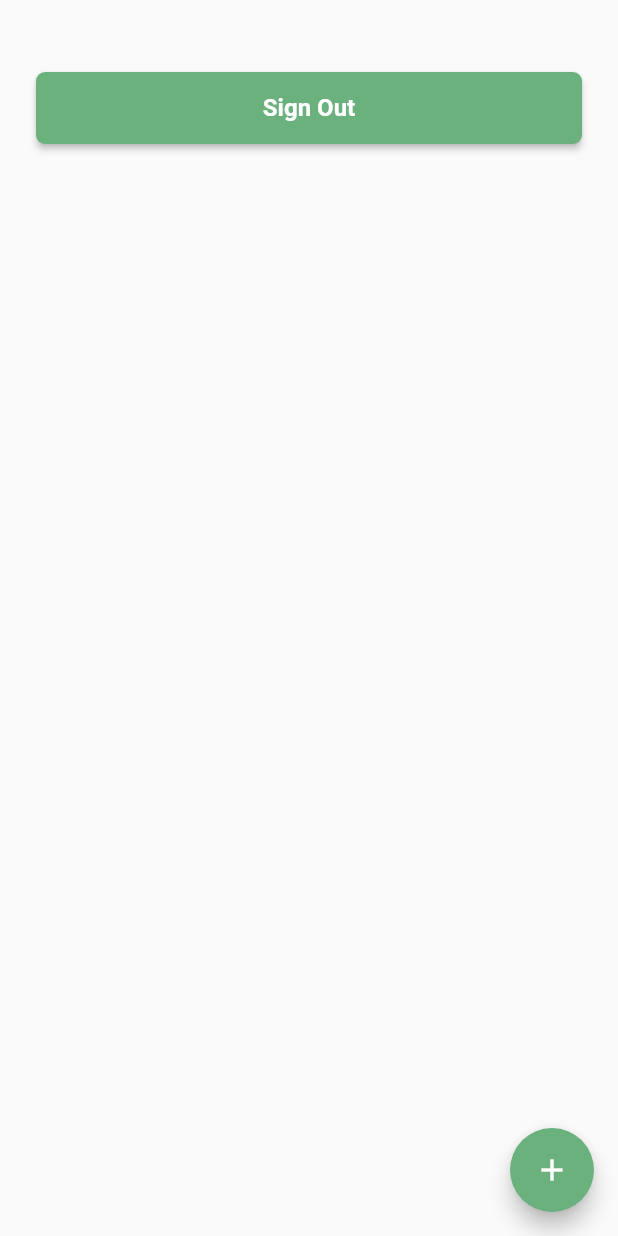
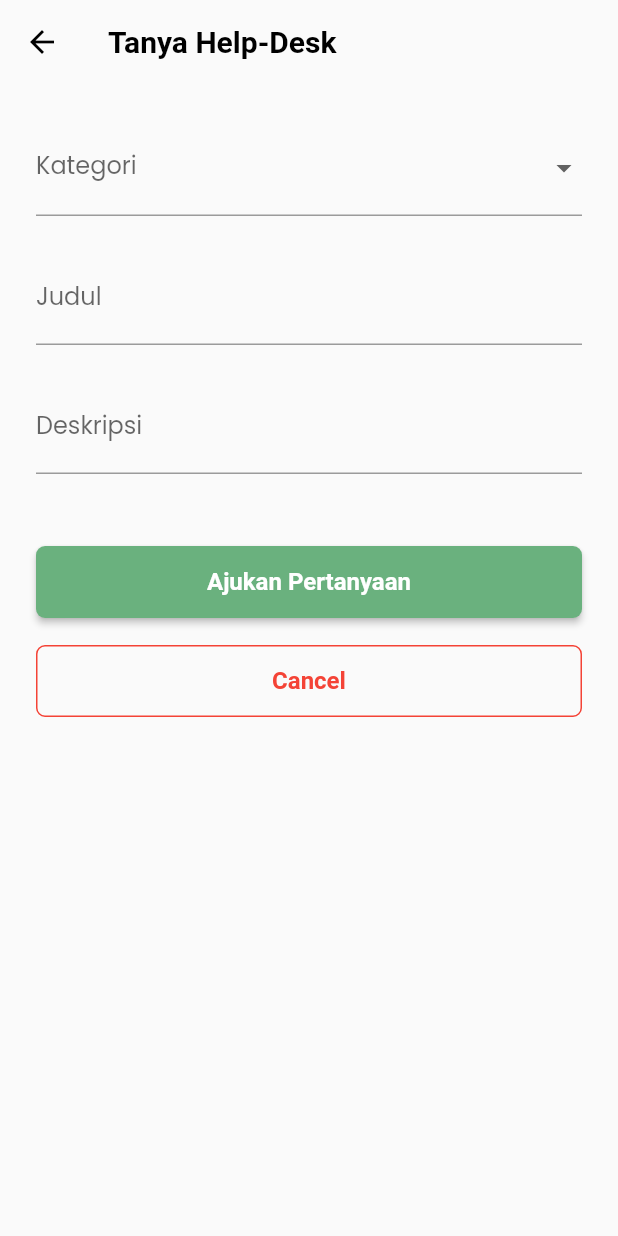
Before and after one commit to ink0rr/pemob-ehelpdesk, a Flutter app: the HomePage screen opened directly, after a tap on the "add" icon, on a phone screen of 412 x 824 dp. Run offline on Flutter 3.47's test engine with Material 2 defaults, Android fonts, the phone set to English and light mode, and no system bars; our stand-ins replace chat_bubbles, email_validator, firebase_auth, firebase_core, flutter_hooks, flutter_svg and 2 more; accounts and stored records are empty.

Commit message:
Update ask question page

```diff
--- /dev/null
+++ b/lib/pages/ask_question_page.dart
@@ -0,0 +1,77 @@
+import 'package:flutter/material.dart';
+import 'package:flutter_hooks/flutter_hooks.dart';
+
+class AskQuestionPage extends HookWidget {
+  const AskQuestionPage({super.key});
+
+  final List<String> categories = const [
+    "Materi Perkuliahan",
+    "Siakad",
+    "E-learning",
+    "Jadwal Kuliah",
+    "Biaya Kuliah",
+  ];
+
+  @override
+  Widget build(BuildContext context) {
+    final title = useTextEditingController();
+    final category = useState<String?>(categories.first);
+
+    return Scaffold(
+      appBar: AppBar(
+        title: const Text("Tanya Help-Desk"),
+      ),
+      body: SafeArea(
+        child: SingleChildScrollView(
+          child: Padding(
+            padding: const EdgeInsets.all(24.0),
+            child: Column(
+              children: [
+                DropdownButtonFormField(
+                  decoration: const InputDecoration(
+                    labelText: "Kategori",
+                  ),
+                  items: categories
+                      .map((e) => DropdownMenuItem(
+                            value: e,
+                            child: Text(e),
+                          ))
+                      .toList(),
+                  onChanged: (value) {
+                    category.value = value;
+                  },
+                ),
+                const SizedBox(height: 24),
+                TextFormField(
+                  controller: title,
+                  decoration: const InputDecoration(
+                    labelText: "Judul",
+                  ),
+                ),
+                const SizedBox(height: 24),
+                TextFormField(
+                  controller: title,
+                  decoration: const InputDecoration(
+                    labelText: "Deskripsi",
+                  ),
+                ),
+                const SizedBox(height: 48),
+                ElevatedButton(
+                  child: const Text("Ajukan Pertanyaan"),
+                  onPressed: () {},
+                ),
+                const SizedBox(height: 18),
+                OutlinedButton(
+                  child: const Text("Cancel"),
+                  onPressed: () {
+                    Navigator.of(context).pop();
+                  },
+                ),
+              ],
+            ),
+          ),
+        ),
+      ),
+    );
+  }
+}
--- a/lib/pages/home_page.dart
+++ b/lib/pages/home_page.dart
@@ -2,6 +2,7 @@ import 'package:firebase_auth/firebase_auth.dart';
 import 'package:flutter/material.dart';
 import 'package:flutter_hooks/flutter_hooks.dart';
 
+import 'ask_question_page.dart';
 import 'login_page.dart';
 
 class HomePage extends HookWidget {
@@ -41,7 +42,11 @@ class HomePage extends HookWidget {
           Icons.add,
           color: Colors.white,
         ),
-        onPressed: () {},
+        onPressed: () {
+          Navigator.of(context).push(MaterialPageRoute(
+            builder: (context) => const AskQuestionPage(),
+          ));
+        },
       ),
     );
   }
```
Also changed, not shown: lib/pages/create_question.dart (deleted, +0 -153 lines).
